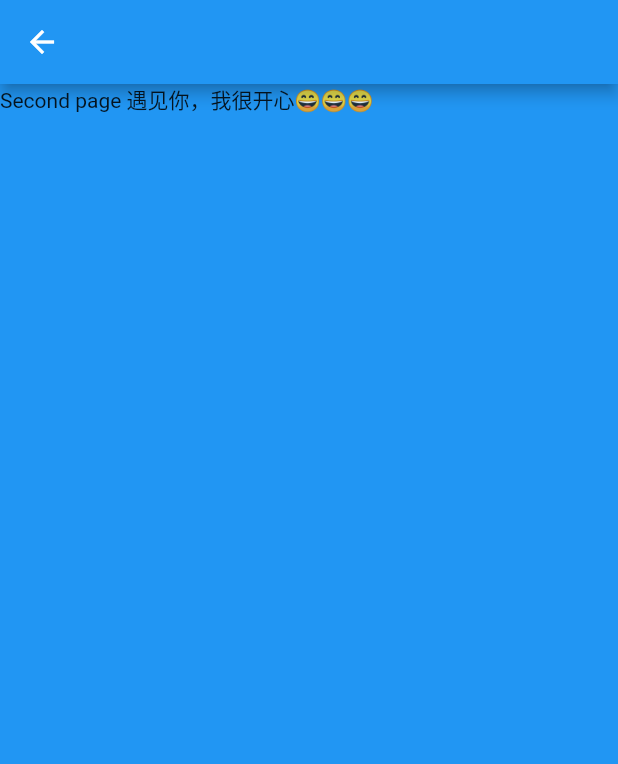
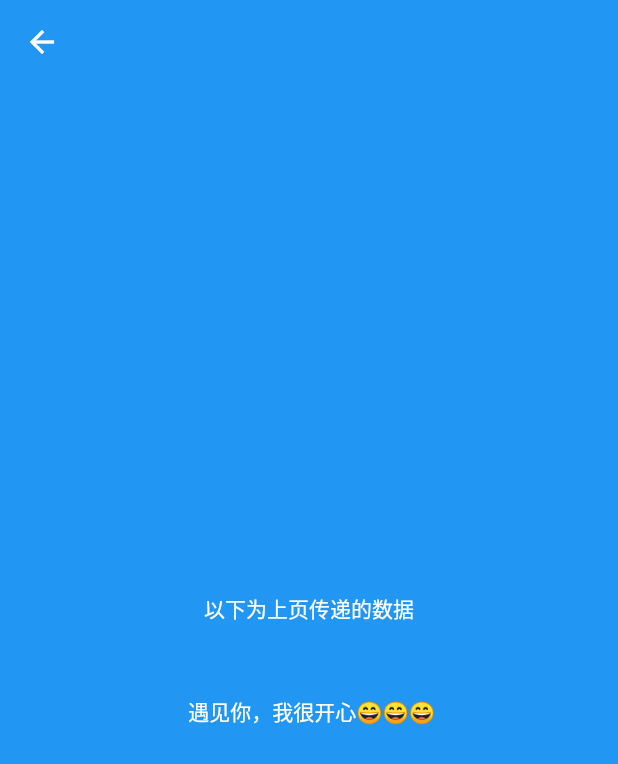
Before and after one commit to pdliuw/airoute, a Flutter app: the screen it shows after launch, after a tap on "跳转下一页", on a phone screen of 412 x 824 dp. Shown: the top 764 px of the screen. Run offline on Flutter 3.47's test engine with Material 2 defaults, Android fonts, the phone set to English and light mode, and no system bars; missing offline and left inert: flutter_webview_plugin.

Commit message:
Update "example"

```diff
--- a/example/lib/page/login_page.dart
+++ b/example/lib/page/login_page.dart
@@ -1,5 +1,6 @@
 import 'package:flutter/material.dart';
 import 'package:airoute/airoute.dart';
+import 'dart:ui';
 
 ///
 /// LaunchPage
@@ -18,20 +19,49 @@ class LaunchPage extends StatefulWidget with AirArgumentReceiver {
 
 /// _LoginState
 class _LoginState extends State<LaunchPage> {
+  String _content = "";
   @override
   Widget build(BuildContext context) {
+    Size size = window.physicalSize;
+    double width = size.width / window.devicePixelRatio;
+    double height = size.height / window.devicePixelRatio;
+
     return Scaffold(
       appBar: AppBar(),
       body: Column(
         children: <Widget>[
           Text("Hello world ${widget._content}"),
+          Container(
+            width: width,
+            height: height / 2,
+            padding: EdgeInsets.only(
+              left: 20,
+              top: 20,
+              right: 20,
+              bottom: 20,
+            ),
+            child: Center(
+              child: TextField(
+                enabled: true,
+                decoration: InputDecoration(
+                  icon: Text("参数"),
+                  prefixIcon: Icon(Icons.phone_android),
+                ),
+                onChanged: (String content) {
+                  _content = content;
+                },
+              ),
+            ),
+          ),
           MaterialButton(
             onPressed: () {
               Airoute.pushNamed(
                 routeName: "/SecondPage",
-                argument: "遇见你，我很开心😄😄😄",
+                argument: "$_content \n 遇见你，我很开心😄😄😄",
               );
             },
+            color: Theme.of(context).primaryColor,
+            textColor: Colors.white,
             child: Text("跳转下一页"),
           ),
         ],
--- a/example/lib/page/second_page.dart
+++ b/example/lib/page/second_page.dart
@@ -24,9 +24,17 @@ class _SecondPageState extends State<SecondPage> {
   Widget build(BuildContext context) {
     return Scaffold(
       backgroundColor: Colors.blue,
-      appBar: AppBar(),
-      body: Column(
-        children: <Widget>[Text("Second page ${widget._content}")],
+      appBar: AppBar(
+        elevation: 0,
+      ),
+      body: Center(
+        child: Text(
+          "以下为上页传递的数据\n\n\n${widget._content}",
+          style: TextStyle(
+            color: Colors.white,
+          ),
+          textAlign: TextAlign.center,
+        ),
       ),
     );
   }
```
Also changed, not shown: example/pubspec.yaml (+3 -5 lines), example/pubspec.lock.
